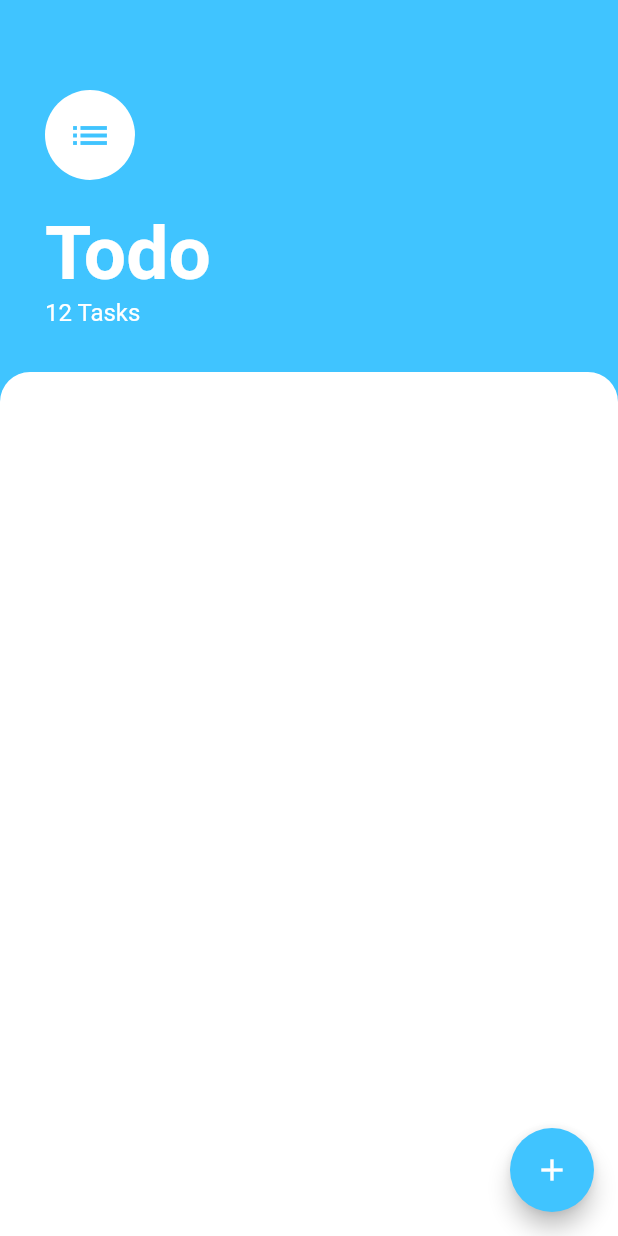
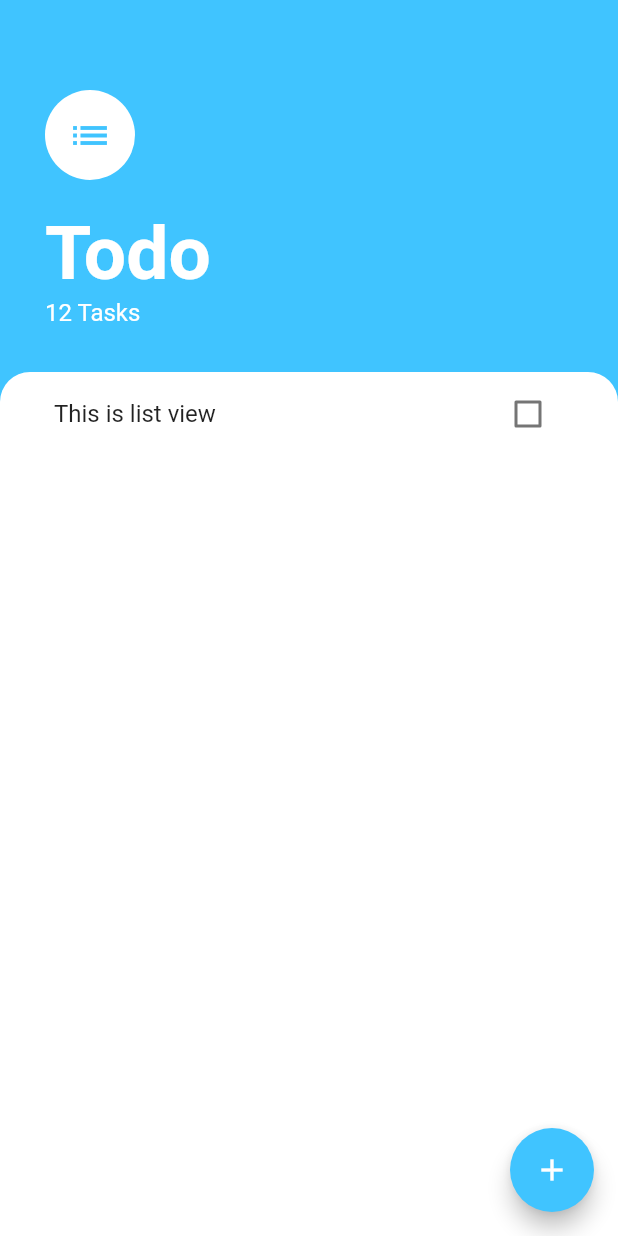
Before and after one commit to suryaSaravanakumar/TodoFlutter, a Flutter app: the screen it shows after launch, on a phone screen of 412 x 824 dp. Run offline on Flutter 3.47's test engine with Material 2 defaults, Android fonts, the phone set to English and light mode, and no system bars.

Commit message:
Added Bottom sheet design and Learning about states

```diff
--- a/todo_flutter/lib/Screens/TasksScreen.dart
+++ b/todo_flutter/lib/Screens/TasksScreen.dart
@@ -1,6 +1,9 @@
 import 'package:flutter/material.dart';
+import 'package:todo_flutter/Widgets/TaskList.dart';
+import 'AddTaskScreen.dart';
 
 class TasksScreen extends StatelessWidget{
+
   @override
   Widget build(BuildContext context) {
     return Scaffold(
@@ -8,6 +11,12 @@ class TasksScreen extends StatelessWidget{
       floatingActionButton: FloatingActionButton(
         backgroundColor: Colors.lightBlueAccent,
         child: Icon(Icons.add),
+        onPressed: (){
+          showModalBottomSheet(
+              context: context,
+              isScrollControlled: true,
+              builder: (context) => AddTaskScreen());
+        },
       ),
       body: Column(
         crossAxisAlignment: CrossAxisAlignment.start,
@@ -44,11 +53,12 @@ class TasksScreen extends StatelessWidget{
             ,),
           Expanded(
             child: Container(
-              padding: EdgeInsets.all(0),
+              padding: EdgeInsets.symmetric(horizontal: 20),
               decoration: BoxDecoration(
                   color: Colors.white,
                   borderRadius: BorderRadius.only(topLeft: Radius.circular(20),topRight: Radius.circular(20))
               ),
+              child: TaskLists(),
             ),
           )
         ],
--- /dev/null
+++ b/todo_flutter/lib/Widgets/TaskList.dart
@@ -0,0 +1,17 @@
+import 'package:flutter/material.dart';
+import 'TaskListTile.dart';
+
+class TaskLists extends StatelessWidget {
+  const TaskLists({
+    Key key,
+  }) : super(key: key);
+
+  @override
+  Widget build(BuildContext context) {
+    return ListView(
+      children: [
+        TaskTileCell()
+      ],
+    );
+  }
+}
--- /dev/null
+++ b/todo_flutter/lib/Widgets/TaskListTile.dart
@@ -0,0 +1,36 @@
+import 'package:flutter/material.dart';
+
+class TaskTileCell extends StatelessWidget {
+  const TaskTileCell({
+    Key key,
+  }) : super(key: key);
+
+  @override
+  Widget build(BuildContext context) {
+    return ListTile(
+      title: Text('This is list view'),
+      trailing: TaskCheckBox(),
+    );
+  }
+}
+
+
+class TaskCheckBox extends StatefulWidget {
+  @override
+  _TaskCheckBoxState createState() => _TaskCheckBoxState();
+}
+
+class _TaskCheckBoxState extends State<TaskCheckBox> {
+
+  var isChecked = false;
+
+  @override
+  Widget build(BuildContext context) {
+    return  Checkbox(
+      value: isChecked,
+      onChanged: (newValue){
+        isChecked = newValue;
+      },
+    );
+  }
+}
```
Also changed, not shown: todo_flutter/lib/Screens/AddTaskScreen.dart (added, +55 -0 lines).
